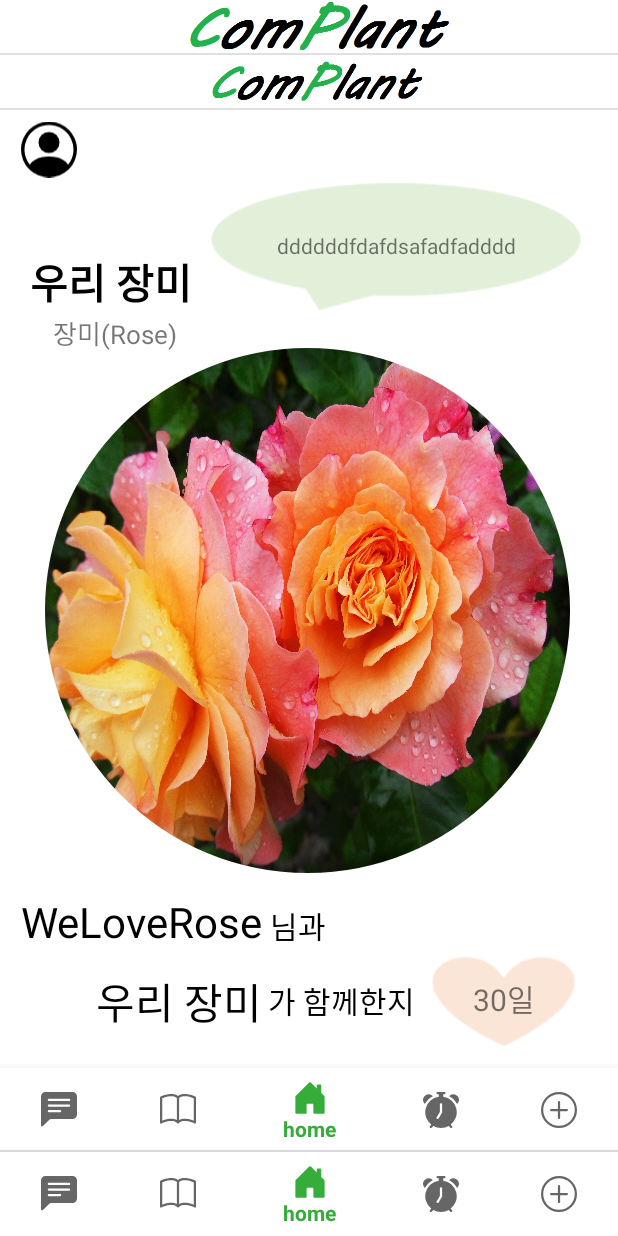
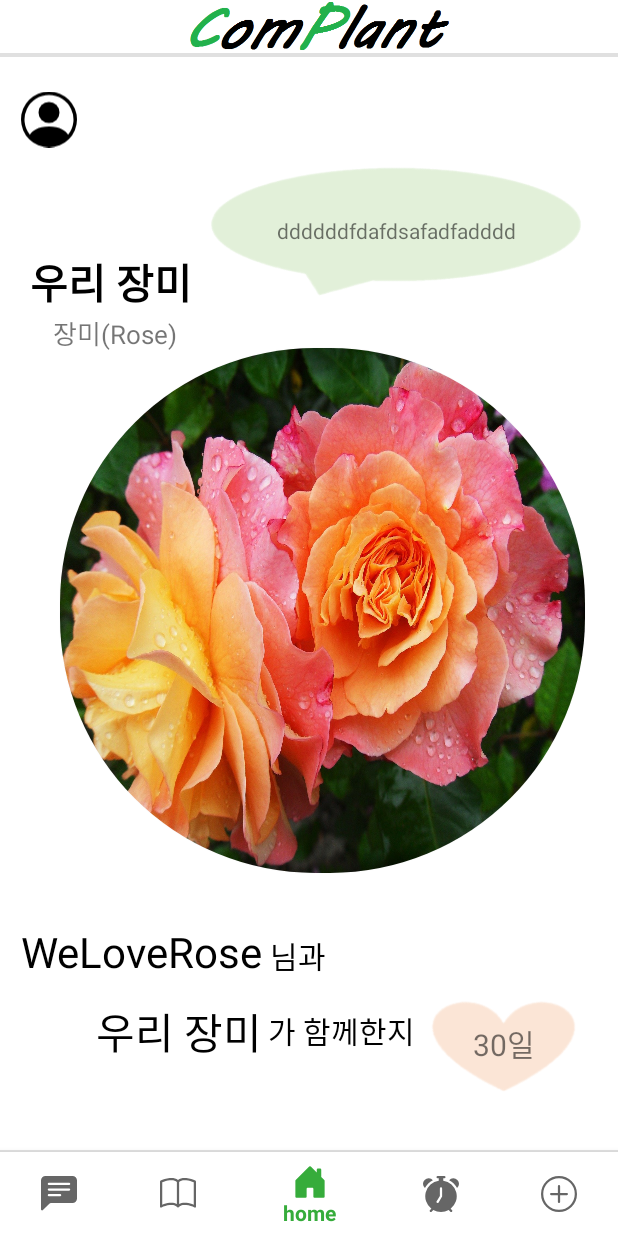
Before and after one commit to choi-jeongwon/ComPlant, an Android app: the HomeFragment screen opened directly, with no data from a screen before it, item 3 of the bottom bar chosen, on a phone screen of 412 x 824 dp. Run offline under Robolectric (Android 15) with nearby library versions, the phone set to English and light mode, and no system bars.

Commit message:
fragment_home.xml 수정

```diff
--- a/app/build.gradle
+++ b/app/build.gradle
@@ -35,7 +35,6 @@ dependencies {
     implementation 'androidx.constraintlayout:constraintlayout:2.0.4'
     implementation 'com.google.firebase:firebase-auth:ktx'
     implementation 'com.google.firebase:firebase-storage-ktx'
-    implementation 'com.google.firebase:firebase-firestore:18.0.0'
     implementation 'com.google.android.gms:play-services-auth:19.0.0'
     implementation 'com.google.android.material:material:1.3.0'
     testImplementation 'junit:junit:4.12'
--- a/app/src/main/res/layout/activity_login.xml
+++ b/app/src/main/res/layout/activity_login.xml
@@ -4,6 +4,7 @@
     xmlns:tools="http://schemas.android.com/tools"
     android:layout_width="match_parent"
     android:layout_height="match_parent"
+    android:background="@color/colorWhite"
     tools:context=".LoginActivity">
 
     <ImageView
--- a/app/src/main/res/layout/fragment_home.xml
+++ b/app/src/main/res/layout/fragment_home.xml
@@ -5,22 +5,6 @@
     android:layout_width="match_parent"
     android:layout_height="match_parent"
     android:background="@color/colorWhite">
-
-    <!--Toolbar(상단 툴바-->
-    <androidx.appcompat.widget.Toolbar
-        android:id="@+id/my_toolbar"
-        android:layout_width="match_parent"
-        android:layout_height="35dp"
-        android:layout_alignParentTop="true"
-        android:theme="@style/ThemeOverlay.AppCompat.Dark.ActionBar">
-
-        <ImageView
-            android:layout_width="match_parent"
-            android:layout_height="match_parent"
-            android:layout_margin="3dp"
-            android:contentDescription="@string/app_name"
-            android:src="@drawable/logo_title" />
-    </androidx.appcompat.widget.Toolbar>
 
     <LinearLayout
         android:id="@+id/toolbar_division"
@@ -35,7 +19,7 @@
         android:id="@+id/main_account_button"
         android:layout_width="37dp"
         android:layout_height="55dp"
-        android:layout_marginTop="35dp"
+        android:layout_marginTop="15dp"
         android:layout_alignParentLeft="true"
         android:layout_marginLeft="14dp"
         android:adjustViewBounds="true"
@@ -49,7 +33,7 @@
         android:layout_width="256dp"
         android:layout_height="94dp"
         android:layout_alignParentRight="true"
-        android:layout_marginTop="80dp"
+        android:layout_marginTop="70dp"
         android:layout_marginRight="20dp"
         android:scaleType="fitXY"
         android:src="@drawable/main_speech_box" />
@@ -71,7 +55,7 @@
         android:layout_height="wrap_content"
         android:layout_below="@id/main_account_button"
         android:layout_marginLeft="20dp"
-        android:layout_marginTop="40dp"
+        android:layout_marginTop="60dp"
         android:text="우리 장미"
         android:textColor="@color/colorBlack"
         android:textSize="27dp"
@@ -91,9 +75,9 @@
 
     <androidx.cardview.widget.CardView
         android:layout_marginTop="195dp"
-        android:layout_marginLeft="30dp"
+        android:layout_marginLeft="40dp"
         android:id="@+id/card_view"
-        app:cardCornerRadius="200dp"
+        app:cardCornerRadius="170dp"
         android:layout_gravity="center"
         android:layout_width="350dp"
         android:layout_height="350dp">
@@ -115,7 +99,7 @@
         android:layout_height="wrap_content"
         android:text="WeLoveRose"
         android:textSize="28dp"
-        android:layout_marginTop="13dp"
+        android:layout_marginTop="33dp"
         android:layout_marginLeft="14dp"
         android:layout_below="@id/card_view"
         android:textColor="@color/colorBlack"
@@ -128,7 +112,7 @@
         android:text="님과"
         android:layout_below="@id/card_view"
         android:textSize="20dp"
-        android:layout_marginTop="20dp"
+        android:layout_marginTop="40dp"
         android:layout_marginLeft="180dp"
         android:textColor="@color/colorBlack"
         />
@@ -144,7 +128,7 @@
         android:layout_marginRight="4dp"
         android:layout_toLeftOf="@id/hamge"
 
-        android:layout_marginTop="610dp"
+        android:layout_marginTop="630dp"
         android:textColor="@color/colorBlack"
         />
 
@@ -154,7 +138,7 @@
         android:layout_height="wrap_content"
         android:text="가 함께한지"
         android:textSize="20dp"
-        android:layout_marginTop="615dp"
+        android:layout_marginTop="635dp"
         android:textColor="@color/colorBlack"
         android:layout_toLeftOf="@id/plant_heart"
         />
@@ -166,7 +150,7 @@
         android:layout_alignParentRight="true"
         android:layout_alignParentBottom="true"
         android:layout_marginRight="16dp"
-        android:layout_marginBottom="69dp"
+        android:layout_marginBottom="39dp"
         android:src="@drawable/main_heart"/>
 
     <TextView
@@ -181,16 +165,4 @@
         android:textSize="20dp"
         android:text="30일" />
 
-
-    <com.google.android.material.bottomnavigation.BottomNavigationView
-        android:id="@+id/bottom_navigation"
-        android:layout_width="match_parent"
-        android:layout_height="wrap_content"
-        android:layout_alignParentBottom="true"
-        android:layout_marginBottom="0dp"
-        android:background="@color/colorWhite"
-        app:menu="@menu/bottom_navigation_main"></com.google.android.material.bottomnavigation.BottomNavigationView>
-
-
-
 </RelativeLayout>
```
Also changed, not shown: app/src/main/res/layout/fragment_my_page.xml (renamed from app/src/main/res/layout/fragment_my_page_main.xml).
